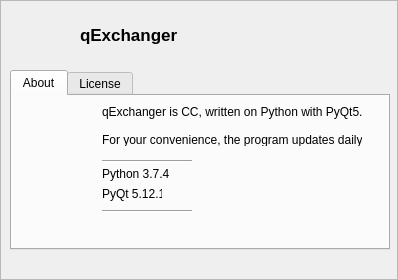
Qt form source/about.ui (mirokrastev/qExchanger) before a commit.
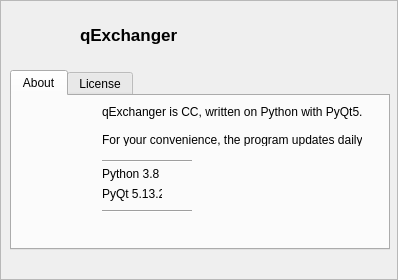
The same form after that commit. Icons and pictures are not drawn.

```diff
--- a/source/about.ui
+++ b/source/about.ui
@@ -133,7 +133,7 @@
        </rect>
       </property>
       <property name="text">
-       <string>Python 3.7.4</string>
+       <string>Python 3.8</string>
       </property>
      </widget>
      <widget class="QLabel" name="picute">
@@ -146,7 +146,7 @@
        </rect>
       </property>
       <property name="text">
-       <string>PyQt 5.12.1</string>
+       <string>PyQt 5.13.2</string>
       </property>
      </widget>
      <widget class="Line" name="line_2">
```
Left out of the diff: 12 changed lines with no effect on the pictures.
